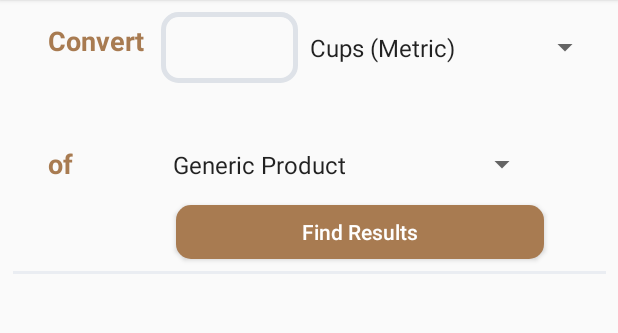
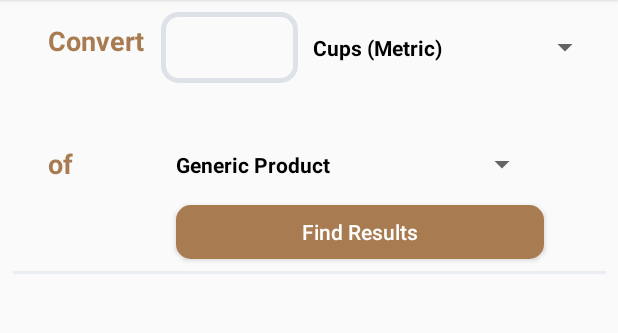
Before and after one commit to Vannevelj/Calcubaker, an Android app: the screen it shows after launch (MainActivity), on a phone screen of 412 x 824 dp, the part 60-393 px from its top. Run offline under Robolectric (Android 15) with nearby library versions, the phone set to English and light mode, and no system bars; libraries missing offline, so code that uses them is left out: com.crashlytics.android, io.fabric.sdk, no.wtw.android; 2 statements that could not run were skipped.

Commit message:
Changed some styling on the selected spinner item

```diff
--- a/app/src/main/java/com/example/calcubaker/MainActivity.kt
+++ b/app/src/main/java/com/example/calcubaker/MainActivity.kt
@@ -58,13 +58,13 @@ class MainActivity : AppCompatActivity(), OnItemSelectedListener, TextWatcher, V
     }
 
     private fun loadMetrics() {
-        val adapter = ArrayAdapter(this, android.R.layout.simple_spinner_item, viewmodel.getMetrics().map { metric -> metric.name })
+        val adapter = ArrayAdapter(this, R.layout.spinner_item, viewmodel.getMetrics().map { metric -> metric.name })
         adapter.setDropDownViewResource(android.R.layout.simple_spinner_dropdown_item)
         sourceMetrics.adapter = adapter
     }
 
     private fun loadProducts() {
-        val adapter = ArrayAdapter(this, android.R.layout.simple_spinner_item, viewmodel.getProducts().map { product -> product.name })
+        val adapter = ArrayAdapter(this, R.layout.spinner_item, viewmodel.getProducts().map { product -> product.name })
         adapter.setDropDownViewResource(android.R.layout.simple_spinner_dropdown_item)
         products.adapter = adapter
     }
--- /dev/null
+++ b/app/src/main/res/layout/spinner_item.xml
@@ -0,0 +1,12 @@
+<?xml version="1.0" encoding="utf-8"?>
+
+<TextView
+        xmlns:android="http://schemas.android.com/apk/res/android"
+        android:layout_width="match_parent"
+        android:layout_height="wrap_content"
+        android:textSize="14sp"
+        android:gravity="left"
+        android:textStyle="bold"
+        android:textColor="#000"
+        android:paddingLeft="10dp"
+/>
```
